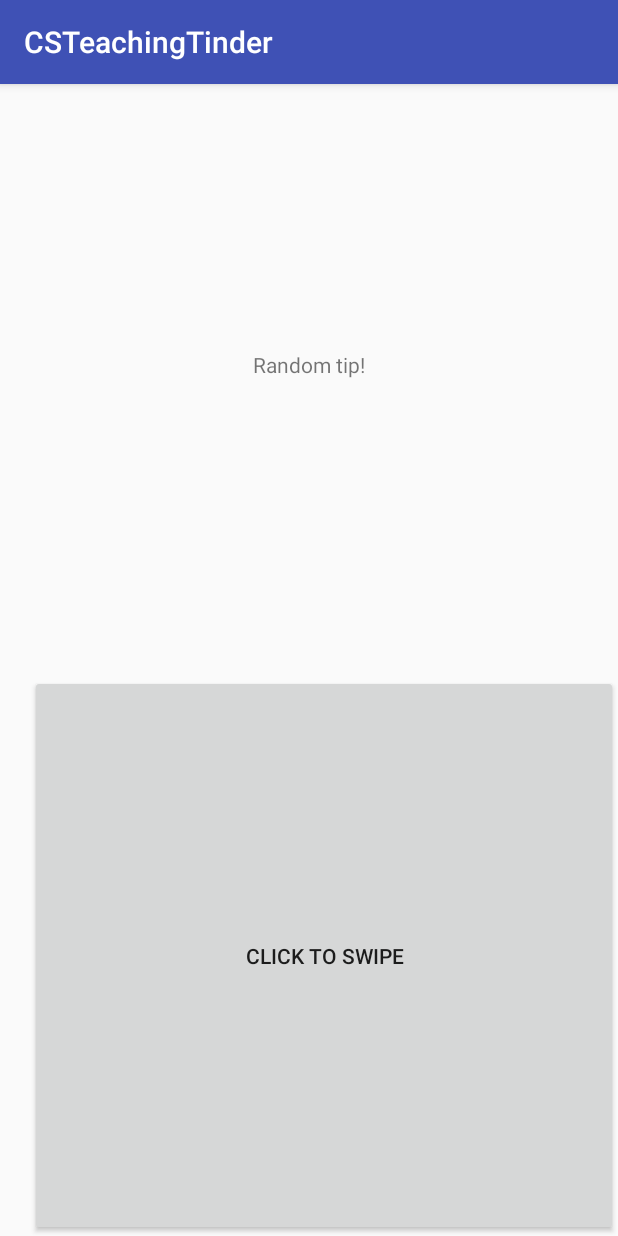
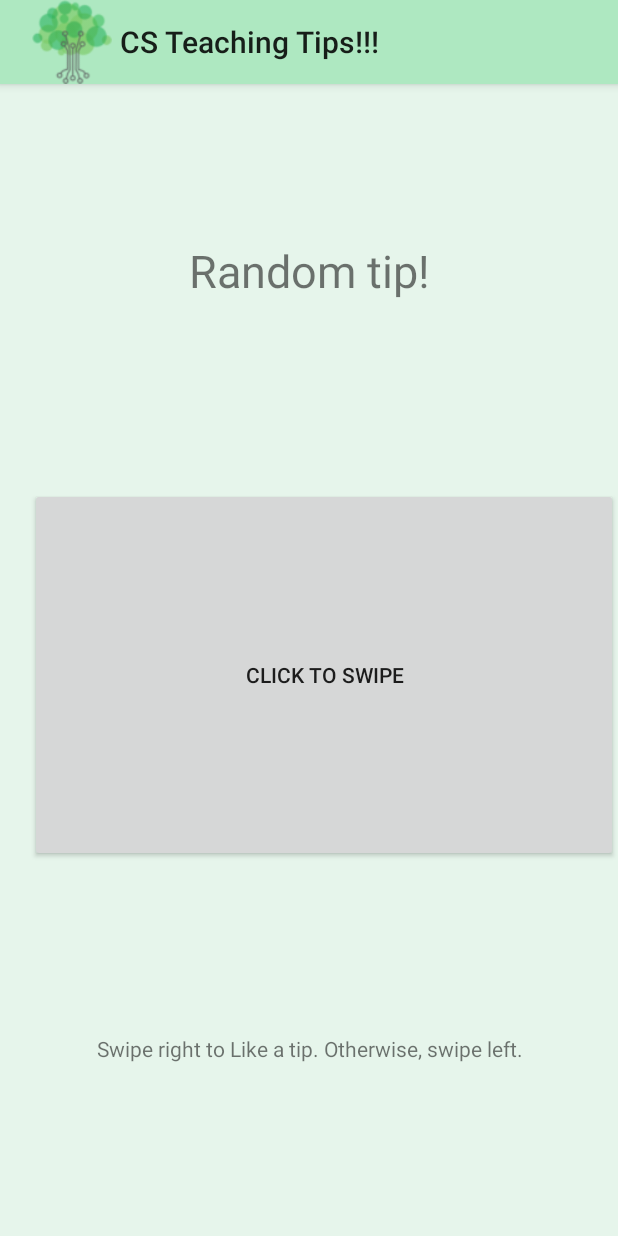
Before and after one commit to AliengirlLiv/CSTeachingTipsApp, an Android app: the screen it shows after launch (MainActivity), on a phone screen of 412 x 824 dp. Run offline under Robolectric (Android 15) with nearby library versions, the phone set to English and light mode, and no system bars.

Commit message:
Color/formatting added for Action Bar and background.

```diff
--- a/app/src/main/AndroidManifest.xml
+++ b/app/src/main/AndroidManifest.xml
@@ -9,6 +9,7 @@
         android:supportsRtl="true"
         android:theme="@style/AppTheme" >
         <activity android:name=".MainActivity" >
+            android:label="CS Teaching Tips"
             <intent-filter>
                 <action android:name="android.intent.action.MAIN" />
 
--- a/app/src/main/java/csteachingtips/csteachingtinder/MainActivity.java
+++ b/app/src/main/java/csteachingtips/csteachingtinder/MainActivity.java
@@ -1,6 +1,9 @@
 package csteachingtips.csteachingtinder;
 
+import android.graphics.Color;
+import android.graphics.drawable.ColorDrawable;
 import android.os.Bundle;
+import android.support.v7.app.ActionBar;
 import android.support.v7.app.AppCompatActivity;
 import android.view.View;
 import android.widget.Button;
@@ -15,17 +18,43 @@ public class MainActivity extends AppCompatActivity implements View.OnClickListe
     Button swipeButton;
     Random rand= new Random();
     TextView tip;
+    TextView instructions;
+    ActionBar actionBar;
 
-
+//Greens
+    //light #69BD46
+    //dark  #13A54A
+    //light-dark #13A54A
+    //dark^2     #11A44A
+    //light^2    #68BD45
+    //light^2dark #3EAE49
+    //dark^2light #3EAE49
+    //Other dark
 
     @Override
     protected void onCreate(Bundle savedInstanceState) {
         super.onCreate(savedInstanceState);
         setContentView(R.layout.activity_main);
+
+        //Create an action bar with our logo and the title "CS Teaching Tips"
+        ActionBar actionBar = getSupportActionBar();
+        actionBar.setDisplayShowHomeEnabled(true);
+        actionBar.setTitle("CS Teaching Tips!!!");
+        //actionBar.setIcon(R.mipmap.ic_launcher);
+        actionBar.setIcon(R.drawable.logo_best);
+        //actionBar.setDisplayUseLogoEnabled(true);
+        actionBar.setBackgroundDrawable(new ColorDrawable(Color.parseColor("#AEE8C1"))); //#3E9865
+
+
+       // # <-- LIGHT GREEN
+        //  actionBar.setBackgroundDrawable(new ColorDrawable(Color.parseColor("#879f38")));
+
         tip = (TextView) findViewById(R.id.tip_location);
+        instructions = (TextView) findViewById(R.id.instructions);
         swipeButton = (Button) findViewById(R.id.swipe_button);
         swipeButton.setOnClickListener(this);
 
+      //  getActionBar().setIcon(R.drawable.ic_launcher);!!!!!!!!!!!!!!!!!!!!!!!!!!!!!!!!!!!!!!!!!!!!!!!!!!!1
     }
 
 
--- a/app/src/main/res/layout/activity_main.xml
+++ b/app/src/main/res/layout/activity_main.xml
@@ -6,12 +6,14 @@
     android:layout_width="match_parent"
     android:layout_height="match_parent"
     android:orientation="vertical"
+    android:background="@color/light_green"
     tools:showIn="@layout/activity_main" tools:context=".MainActivity">
 
 
     <TextView
         android:id="@+id/tip_location"
         android:text="Random tip!"
+        android:textSize="30sp"
         android:layout_width="match_parent"
         android:layout_height="0dp"
         android:layout_weight="1"
@@ -29,6 +31,19 @@
         />
 
 
+    <TextView
+        android:id="@+id/instructions"
+        android:text="@string/instruction"
+        android:layout_width="match_parent"
+        android:layout_height="0dp"
+        android:layout_weight="1"
+        android:gravity="center"
+        />
+
+
 </LinearLayout>
 
-<!--app:layout_behavior="@string/appbar_scrolling_view_behavior"-->
+
+
+
+    <!--app:layout_behavior="@string/appbar_scrolling_view_behavior"-->
--- a/app/src/main/res/values/colors.xml
+++ b/app/src/main/res/values/colors.xml
@@ -3,4 +3,5 @@
     <color name="colorPrimary">#3F51B5</color>
     <color name="colorPrimaryDark">#303F9F</color>
     <color name="colorAccent">#FF4081</color>
+    <color name="light_green">#E6F5EB</color>
 </resources>
--- a/app/src/main/res/values/strings.xml
+++ b/app/src/main/res/values/strings.xml
@@ -1,3 +1,4 @@
 <resources>
     <string name="app_name">CSTeachingTinder</string>
+    <string name="instruction">Swipe right to Like a tip. Otherwise, swipe left.</string>
 </resources>
--- a/app/src/main/res/values/styles.xml
+++ b/app/src/main/res/values/styles.xml
@@ -1,7 +1,7 @@
 <resources>
 
-    <!-- Base application theme. -->
-    <style name="AppTheme" parent="Theme.AppCompat.Light.DarkActionBar">
+    <!-- Base application theme. parent="Theme.AppCompat.Light.DarkActionBar"> -->
+    <style name="AppTheme" parent="Theme.AppCompat.Light">
         <!-- Customize your theme here. -->
         <item name="colorPrimary">@color/colorPrimary</item>
         <item name="colorPrimaryDark">@color/colorPrimaryDark</item>
```
Also changed, not shown: app/src/main/res/drawable/golf_ball_icon.png (added), app/src/main/res/drawable/logo.png (added), app/src/main/res/drawable/logo_best.png (added), 6 other files.
